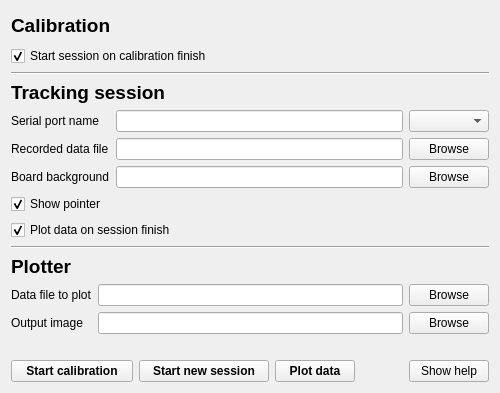
First picture: the form in mainwindow.ui, repository ntrfrnc/eye-tracker, before the edit.
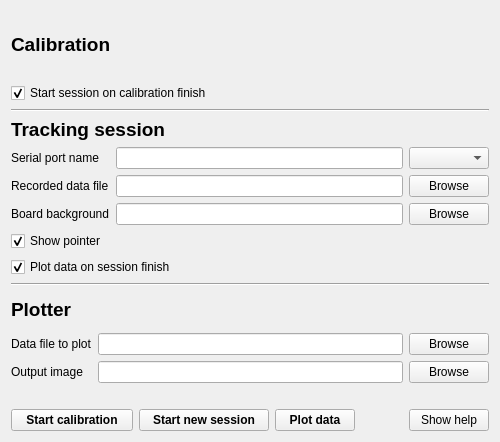
Second picture: the form after the edit.

The edit to the form file:
```diff
--- a/mainwindow.ui
+++ b/mainwindow.ui
@@ -7,7 +7,7 @@
     <x>0</x>
     <y>0</y>
     <width>500</width>
-    <height>393</height>
+    <height>442</height>
    </rect>
   </property>
   <property name="sizePolicy">
@@ -16,6 +16,12 @@
     <verstretch>0</verstretch>
    </sizepolicy>
   </property>
+  <property name="minimumSize">
+   <size>
+    <width>500</width>
+    <height>0</height>
+   </size>
+  </property>
   <property name="maximumSize">
    <size>
     <width>500</width>
```
